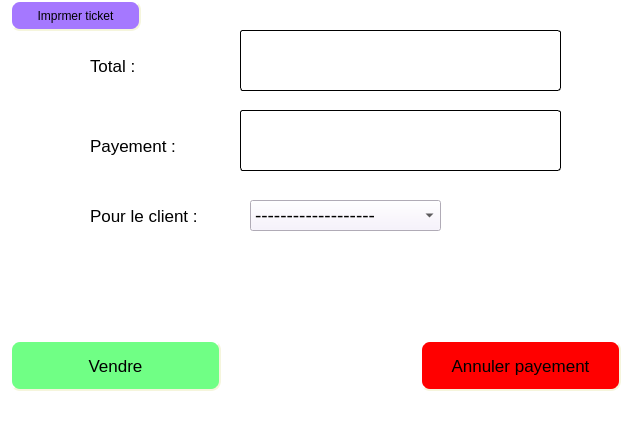
Before: the Qt Designer form des_test.ui in majidBOUZAR/Market-Management-PyQt5-MySQL, drawn with Qt 5.
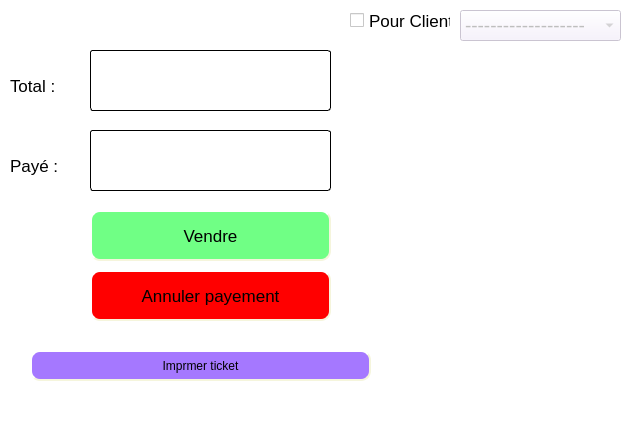
After: the same form once the commit is applied. Icons and pictures are not drawn.

Diff of the .ui file:
```diff
--- a/des_test.ui
+++ b/des_test.ui
@@ -7,7 +7,7 @@
     <x>0</x>
     <y>0</y>
     <width>631</width>
-    <height>438</height>
+    <height>426</height>
    </rect>
   </property>
   <property name="windowTitle">
@@ -20,9 +20,9 @@
    <widget class="QPushButton" name="pushButton_13">
     <property name="geometry">
      <rect>
-      <x>10</x>
-      <y>340</y>
-      <width>211</width>
+      <x>90</x>
+      <y>210</y>
+      <width>241</width>
       <height>51</height>
      </rect>
     </property>
@@ -66,9 +66,9 @@
    <widget class="QPushButton" name="pushButton_14">
     <property name="geometry">
      <rect>
-      <x>420</x>
-      <y>340</y>
-      <width>201</width>
+      <x>90</x>
+      <y>270</y>
+      <width>241</width>
       <height>51</height>
      </rect>
     </property>
@@ -112,34 +112,34 @@
     </property>
     <property name="geometry">
      <rect>
-      <x>240</x>
-      <y>30</y>
-      <width>321</width>
-      <height>61</height>
-     </rect>
-    </property>
-    <property name="font">
-     <font>
-      <pointsize>50</pointsize>
-      <weight>75</weight>
-      <bold>true</bold>
-     </font>
-    </property>
-    <property name="styleSheet">
-     <string notr="true">border-style: outset;
-border-width: 1px;
-border-radius: 3px;</string>
-    </property>
-    <property name="alignment">
-     <set>Qt::AlignCenter</set>
-    </property>
-   </widget>
-   <widget class="QLabel" name="label_22">
-    <property name="geometry">
-     <rect>
       <x>90</x>
       <y>50</y>
-      <width>71</width>
+      <width>241</width>
+      <height>61</height>
+     </rect>
+    </property>
+    <property name="font">
+     <font>
+      <pointsize>50</pointsize>
+      <weight>75</weight>
+      <bold>true</bold>
+     </font>
+    </property>
+    <property name="styleSheet">
+     <string notr="true">border-style: outset;
+border-width: 1px;
+border-radius: 3px;</string>
+    </property>
+    <property name="alignment">
+     <set>Qt::AlignCenter</set>
+    </property>
+   </widget>
+   <widget class="QLabel" name="label_22">
+    <property name="geometry">
+     <rect>
+      <x>10</x>
+      <y>70</y>
+      <width>51</width>
       <height>31</height>
      </rect>
     </property>
@@ -158,35 +158,10 @@
     </property>
     <property name="geometry">
      <rect>
-      <x>240</x>
-      <y>110</y>
-      <width>321</width>
-      <height>61</height>
-     </rect>
-    </property>
-    <property name="font">
-     <font>
-      <pointsize>50</pointsize>
-      <weight>75</weight>
-      <bold>true</bold>
-     </font>
-    </property>
-    <property name="styleSheet">
-     <string notr="true">border-style: outset;
-border-width: 1px;
-border-radius: 3px;</string>
-    </property>
-    <property name="alignment">
-     <set>Qt::AlignCenter</set>
-    </property>
-   </widget>
-   <widget class="QLabel" name="label_23">
-    <property name="geometry">
-     <rect>
       <x>90</x>
       <y>130</y>
-      <width>101</width>
-      <height>31</height>
+      <width>241</width>
+      <height>61</height>
      </rect>
     </property>
     <property name="font">
@@ -194,16 +169,21 @@
       <pointsize>13</pointsize>
      </font>
     </property>
-    <property name="text">
-     <string>Payement :</string>
+    <property name="styleSheet">
+     <string notr="true">border-style: outset;
+border-width: 1px;
+border-radius: 3px;</string>
+    </property>
+    <property name="alignment">
+     <set>Qt::AlignCenter</set>
     </property>
    </widget>
-   <widget class="QLabel" name="label_24">
+   <widget class="QLabel" name="label_23">
     <property name="geometry">
      <rect>
-      <x>90</x>
-      <y>200</y>
-      <width>121</width>
+      <x>10</x>
+      <y>150</y>
+      <width>51</width>
       <height>31</height>
      </rect>
     </property>
@@ -213,15 +193,18 @@
      </font>
     </property>
     <property name="text">
-     <string>Pour le client :</string>
+     <string>Payé :</string>
     </property>
    </widget>
    <widget class="QComboBox" name="comboBox">
+    <property name="enabled">
+     <bool>false</bool>
+    </property>
     <property name="geometry">
      <rect>
-      <x>250</x>
-      <y>200</y>
-      <width>191</width>
+      <x>460</x>
+      <y>10</y>
+      <width>161</width>
       <height>31</height>
      </rect>
     </property>
@@ -242,9 +225,9 @@
    <widget class="QPushButton" name="pushButton_33">
     <property name="geometry">
      <rect>
-      <x>10</x>
-      <y>0</y>
-      <width>131</width>
+      <x>30</x>
+      <y>350</y>
+      <width>341</width>
       <height>31</height>
      </rect>
     </property>
@@ -282,6 +265,24 @@
      </size>
     </property>
    </widget>
+   <widget class="QCheckBox" name="checkBox">
+    <property name="geometry">
+     <rect>
+      <x>350</x>
+      <y>10</y>
+      <width>101</width>
+      <height>21</height>
+     </rect>
+    </property>
+    <property name="font">
+     <font>
+      <pointsize>13</pointsize>
+     </font>
+    </property>
+    <property name="text">
+     <string>Pour Client</string>
+    </property>
+   </widget>
   </widget>
   <widget class="QMenuBar" name="menubar">
    <property name="geometry">
```
Left out of the diff: 4 changed lines with no effect on the pictures.
